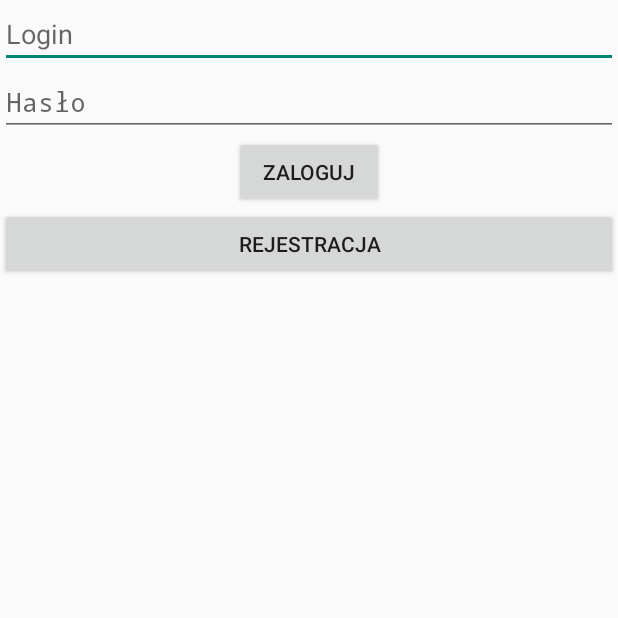
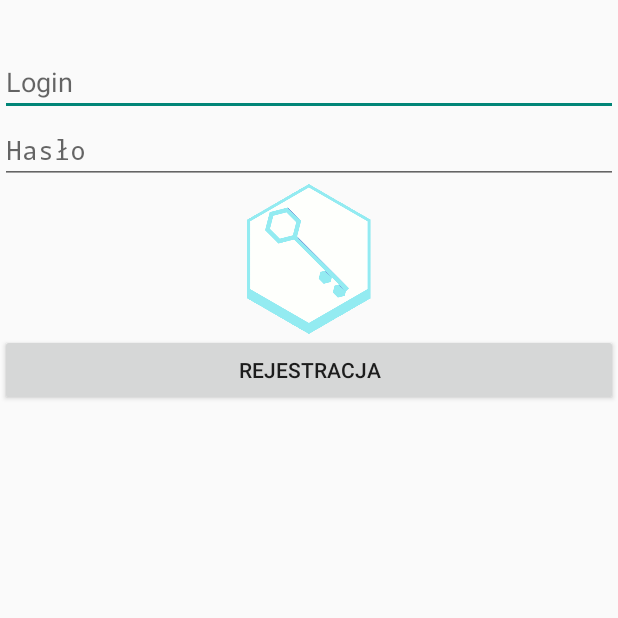
Before and after one commit to anonim1133/Zacja, an Android app: the screen it shows after launch (MainActivity), on a phone screen of 412 x 824 dp, the top half of it. Run offline under Robolectric (Android 15) with nearby library versions, the phone set to English and light mode, and no system bars.

Commit message:
After signin now mainwindow shows. Showing keyboard when needed on signin. Added new icons + launcher icons. Changed style of status bar

```diff
--- a/app/src/main/java/me/anonim1133/zacja/MainActivity.java
+++ b/app/src/main/java/me/anonim1133/zacja/MainActivity.java
@@ -9,6 +9,8 @@ import android.os.Bundle;
 import android.util.Log;
 import android.view.Menu;
 import android.view.MenuItem;
+import android.view.View;
+import android.view.inputmethod.InputMethodManager;
 import android.widget.EditText;
 import android.widget.Toast;
 
@@ -37,6 +39,9 @@ public class MainActivity extends Activity {
 	}
 
 	public void main(){
+		// Let's start with hiding keyboard
+		hideKeyboard();
+
 		SharedPreferences sharedPref = getPreferences(Context.MODE_PRIVATE);
 		apikey = sharedPref.getString("apikey", "false");
 
@@ -92,6 +97,16 @@ public class MainActivity extends Activity {
 		return super.onOptionsItemSelected(item);
 	}
 
+
+	private void hideKeyboard() {
+		// Check if no view has focus:
+		View view = this.getCurrentFocus();
+		if (view != null) {
+			InputMethodManager inputManager = (InputMethodManager) this.getSystemService(Context.INPUT_METHOD_SERVICE);
+			inputManager.hideSoftInputFromWindow(view.getWindowToken(), InputMethodManager.HIDE_NOT_ALWAYS);
+		}
+	}
+
 	//Fragments
 
 	public void showSignIn(){
@@ -109,6 +124,7 @@ public class MainActivity extends Activity {
 	}
 
 	public void showMainScreen(){
+		hideKeyboard();
 		fragment = new ModeChoice();
 		getFragmentManager().beginTransaction()
 				.replace(R.id.container, fragment)
--- a/app/src/main/java/me/anonim1133/zacja/auth/SignIn.java
+++ b/app/src/main/java/me/anonim1133/zacja/auth/SignIn.java
@@ -10,6 +10,7 @@ import android.util.Log;
 import android.view.LayoutInflater;
 import android.view.View;
 import android.view.ViewGroup;
+import android.view.WindowManager;
 import android.widget.EditText;
 import android.widget.ProgressBar;
 import android.widget.Toast;
@@ -42,11 +43,31 @@ public class SignIn extends Fragment {
 			}
 		});
 
+		rootView.findViewById(R.id.txt_login).setOnFocusChangeListener(new View.OnFocusChangeListener() {
+			@Override
+			public void onFocusChange(View v, boolean hasFocus) {
+				if (hasFocus) {
+					getActivity().getWindow().setSoftInputMode(WindowManager.LayoutParams.SOFT_INPUT_STATE_ALWAYS_VISIBLE);
+				}
+			}
+		});
+
+
+		rootView.findViewById(R.id.txt_password).setOnFocusChangeListener(new View.OnFocusChangeListener() {
+			@Override
+			public void onFocusChange(View v, boolean hasFocus) {
+				if (hasFocus) {
+					getActivity().getWindow().setSoftInputMode(WindowManager.LayoutParams.SOFT_INPUT_STATE_ALWAYS_VISIBLE);
+				}
+			}
+		});
+
 		return rootView;
 	}
 
 	private void onSignIn(){
 		final Context context = getActivity();
+		getActivity().getWindow().setSoftInputMode(WindowManager.LayoutParams.SOFT_INPUT_STATE_ALWAYS_HIDDEN);
 
 		CharSequence text = getString(R.string.err_signin);
 		int duration = Toast.LENGTH_SHORT;
@@ -72,6 +93,9 @@ public class SignIn extends Fragment {
 						SharedPreferences.Editor editor = sharedPref.edit();
 						editor.putString("apikey", api_key);
 						editor.commit();
+
+						MainActivity a = (MainActivity)getActivity();
+						a.showMainScreen();
 					}else{
 						toast.setText(getString(R.string.err_signin));
 						toast.show();
--- a/app/src/main/res/layout/activity_main.xml
+++ b/app/src/main/res/layout/activity_main.xml
@@ -4,4 +4,5 @@
              android:layout_width="match_parent"
              android:layout_height="match_parent"
              tools:context=".MainActivity"
-             tools:ignore="MergeRootFrame"/>
+             tools:ignore="MergeRootFrame"
+             android:paddingTop="32dp"/>
--- a/app/src/main/res/layout/signin.xml
+++ b/app/src/main/res/layout/signin.xml
@@ -24,11 +24,11 @@
 
 	<Button
 		android:layout_width="100dp"
-		android:layout_height="wrap_content"
-		android:text="@string/signin"
+		android:layout_height="100dp"
 		android:id="@+id/btn_in_signin"
 		android:layout_gravity="center_horizontal"
-		android:longClickable="false"/>
+		android:longClickable="false"
+		android:background="@drawable/signin"/>
 
 	<Button
 		android:layout_width="fill_parent"
--- a/app/src/main/res/values/settings.xml
+++ b/app/src/main/res/values/settings.xml
@@ -1,5 +1,5 @@
 <?xml version="1.0" encoding="utf-8"?>
 <resources>
-	<string name="server_ip">10.0.2.2</string>
+	<string name="server_ip">192.168.1.2</string>
 	<string name="server_port">8000</string>
 </resources>
--- a/app/src/main/res/values/styles.xml
+++ b/app/src/main/res/values/styles.xml
@@ -1,8 +1,11 @@
 <resources>
-
 	<!-- Base application theme. -->
-	<style name="AppTheme" parent="Theme.AppCompat.Light.DarkActionBar">
-		<!-- Customize your theme here. -->
+	<style name="AppTheme" parent="Theme.AppCompat.Light">
+		<item name="colorPrimary">@color/background_material_light</item>
+		<item name="colorPrimaryDark">@color/accent_material_light</item>
+		<item name="colorAccent">@color/accent_material_light</item>
+		<item name="android:statusBarColor">@color/accent_material_light</item>
+		<!-- <item name="android:windowTranslucentStatus">true</item> -->
+		<item name="android:windowTranslucentNavigation">true</item>
 	</style>
-
 </resources>
```
Also changed, not shown: app/src/main/res/drawable-hdpi/ic_launcher.png, app/src/main/res/drawable-mdpi/ic_launcher.png, app/src/main/res/drawable-xhdpi/ic_launcher.png, app/src/main/res/drawable-xxhdpi/ic_launcher.png, app/src/main/res/drawable/ctf.png (added), app/src/main/res/drawable/signin.png (added), app/src/main/res/drawable/training.png (added), app/src/main/res/drawable/work.png (added), 2 other files.
